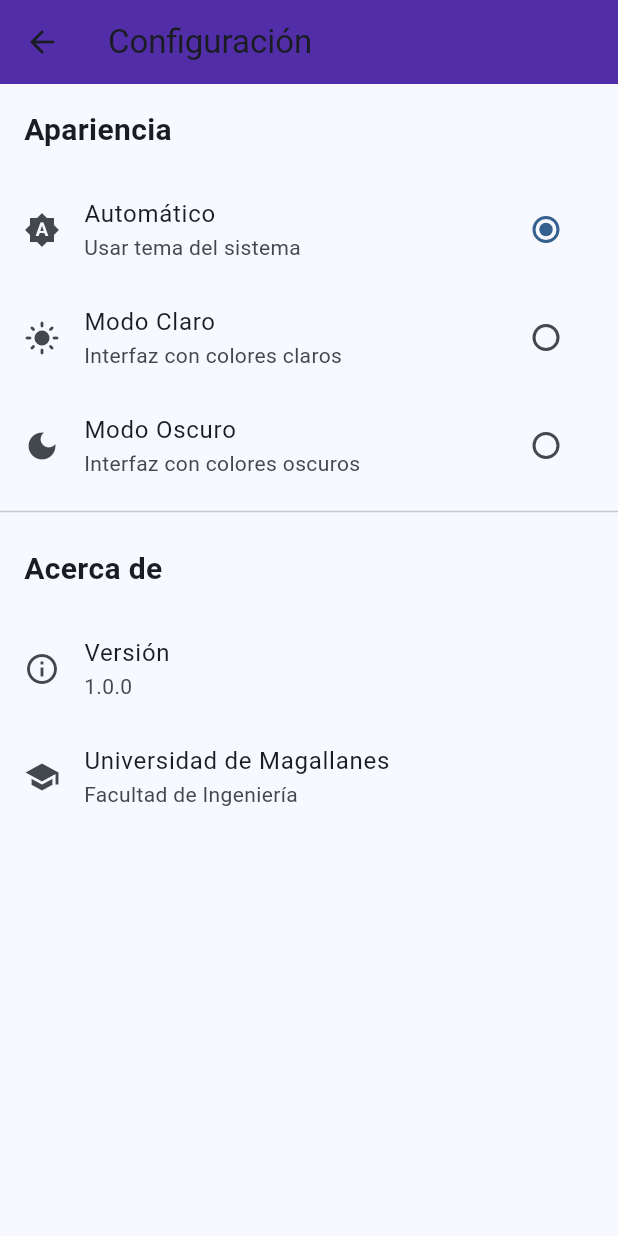
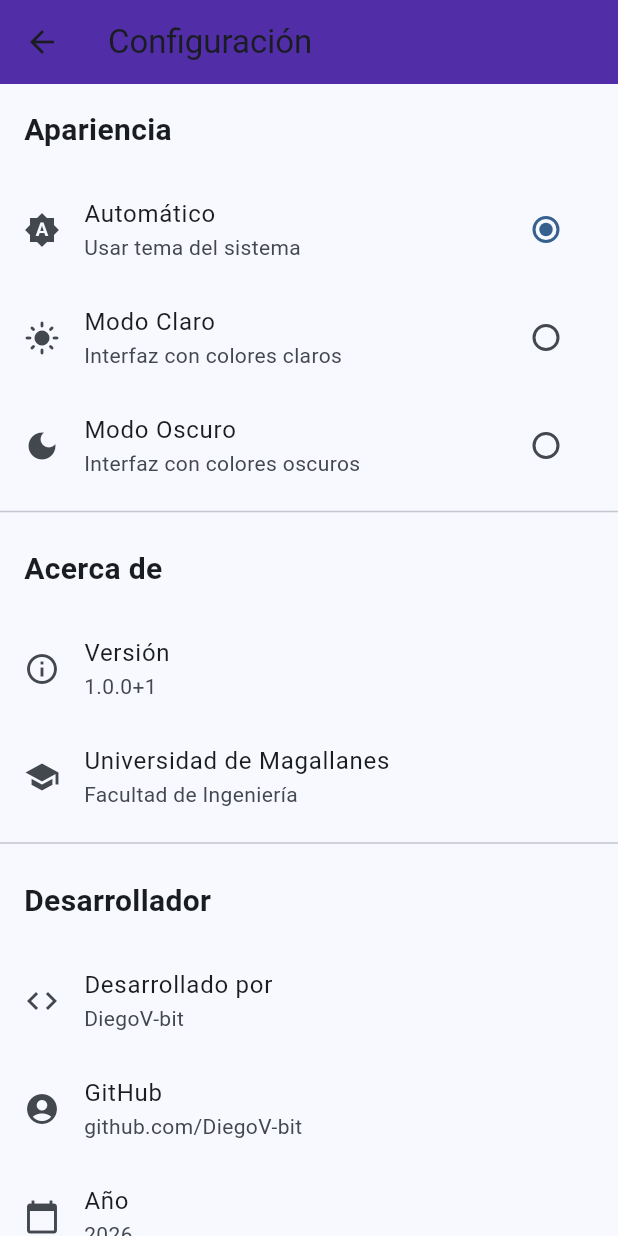
Before and after one commit to DiegoV-bit/App_Navegacion_UMAG, a Flutter app: the screen it shows after launch, after a tap on the "settings" icon, on a phone screen of 412 x 824 dp. Run offline on Flutter 3.47's test engine with Material 3 defaults, Android fonts, the phone set to English and light mode, and no system bars; our stand-ins replace flutter_svg; missing offline and left inert: mobile_scanner.

Commit message:
Se agrega la firma del desarrollador a la app

```diff
--- a/lib/main.dart
+++ b/lib/main.dart
@@ -475,12 +475,64 @@ class _PantallaAjustesState extends State<PantallaAjustes> {
           const ListTile(
             leading: Icon(Icons.info_outline),
             title: Text('Versión'),
-            subtitle: Text('1.0.0'),
+            subtitle: Text('1.0.0+1'),
           ),
           const ListTile(
             leading: Icon(Icons.school),
             title: Text('Universidad de Magallanes'),
             subtitle: Text('Facultad de Ingeniería'),
+          ),
+          const Divider(),
+          const Padding(
+            padding: EdgeInsets.all(16.0),
+            child: Text(
+              'Desarrollador',
+              style: TextStyle(
+                fontSize: 20,
+                fontWeight: FontWeight.bold,
+              ),
+            ),
+          ),
+          ListTile(
+            leading: const Icon(Icons.code),
+            title: const Text('Desarrollado por'),
+            subtitle: const Text('DiegoV-bit'),
+            onTap: () {
+              // Mostrar información adicional del desarrollador
+              showDialog(
+                context: context,
+                builder: (context) => AlertDialog(
+                  title: const Text('Información del Desarrollador'),
+                  content: Column(
+                    mainAxisSize: MainAxisSize.min,
+                    crossAxisAlignment: CrossAxisAlignment.start,
+                    children: const [
+                      Text('Desarrollado por: DiegoV-bit'),
+                      SizedBox(height: 8),
+                      Text('GitHub: github.com/DiegoV-bit'),
+                      SizedBox(height: 8),
+                      Text('Proyecto: App de Navegación UMAG'),
+                    ],
+                  ),
+                  actions: [
+                    TextButton(
+                      onPressed: () => Navigator.pop(context),
+                      child: const Text('Cerrar'),
+                    ),
+                  ],
+                ),
+              );
+            },
+          ),
+          const ListTile(
+            leading: Icon(Icons.account_circle),
+            title: Text('GitHub'),
+            subtitle: Text('github.com/DiegoV-bit'),
+          ),
+          const ListTile(
+            leading: Icon(Icons.calendar_today),
+            title: Text('Año'),
+            subtitle: Text('2026'),
           ),
         ],
       ),
```
